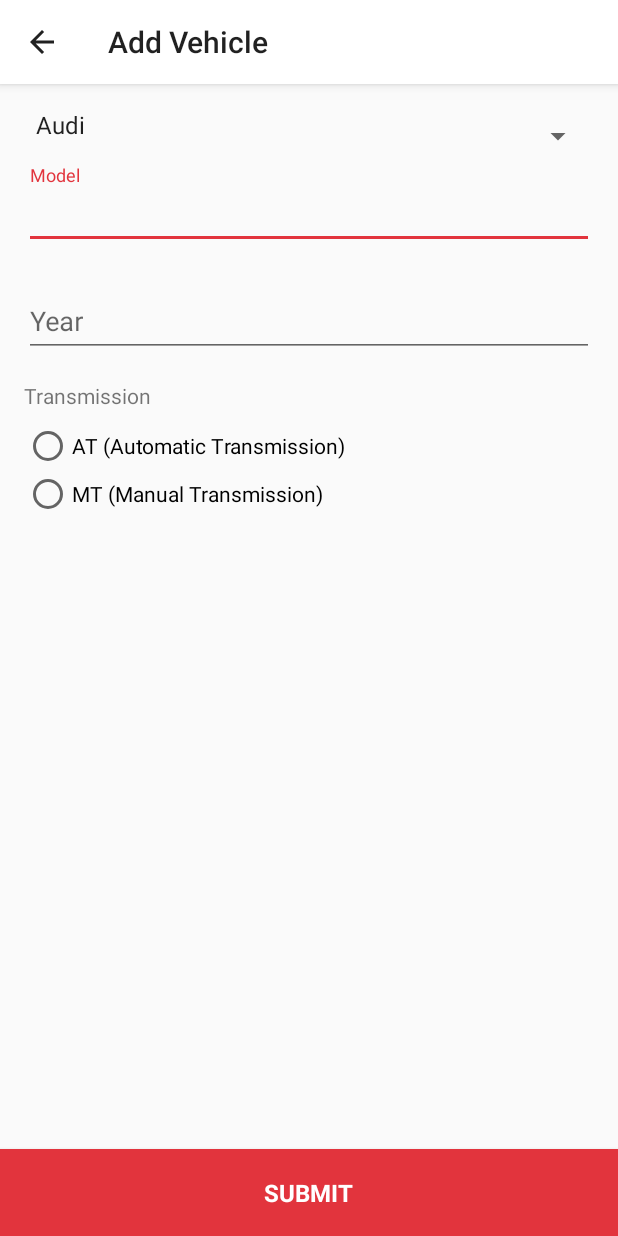
After one commit to michaelian12/AISAutoCare, an Android app: the AddVehicleActivity screen opened directly, with no data from a screen before it, on a phone screen of 412 x 824 dp. The commit adds this screen. Run offline under Robolectric (Android 15) with nearby library versions, the light colour scheme and no system bars.

Commit message:
Adding add vehicle activity

```diff
--- /dev/null
+++ b/app/src/main/java/com/aisautocare/aisautocare/activity/AddVehicleActivity.java
@@ -0,0 +1,71 @@
+package com.aisautocare.aisautocare.activity;
+
+import android.support.v7.app.AppCompatActivity;
+import android.os.Bundle;
+import android.support.v7.widget.Toolbar;
+import android.view.View;
+import android.widget.AdapterView;
+import android.widget.ArrayAdapter;
+import android.widget.Spinner;
+
+import com.aisautocare.aisautocare.R;
+
+import java.util.ArrayList;
+import java.util.List;
+
+public class AddVehicleActivity extends AppCompatActivity implements AdapterView.OnItemSelectedListener {
+
+    Toolbar toolbar;
+    Spinner spinner;
+
+    @Override
+    protected void onCreate(Bundle savedInstanceState) {
+        super.onCreate(savedInstanceState);
+        setContentView(R.layout.activity_add_vehicle);
+
+        /* Set Toolbar */
+        toolbar = (Toolbar) findViewById(R.id.toolbar);
+        setSupportActionBar(toolbar);
+        getSupportActionBar().setDisplayHomeAsUpEnabled(true);
+
+        /* Set Spinner */
+        spinner = (Spinner) findViewById(R.id.manufacturer_spinner);
+        spinner.setOnItemSelectedListener(this);
+        List<String> manufacturers = new ArrayList<String>();
+        manufacturers.add("Audi");
+        manufacturers.add("BMW");
+        manufacturers.add("Chevrolet");
+        manufacturers.add("Daihatsu");
+        manufacturers.add("Datsun");
+        manufacturers.add("Ford");
+        manufacturers.add("Honda");
+        manufacturers.add("Hyundai");
+        manufacturers.add("Isuzu");
+        manufacturers.add("KIA");
+        manufacturers.add("Mazda");
+        manufacturers.add("Mercedes-Benz");
+        manufacturers.add("Mitsubishi");
+        manufacturers.add("Nissan");
+        manufacturers.add("Peugeot");
+        manufacturers.add("Suzuki");
+        manufacturers.add("Toyota");
+        manufacturers.add("Volkswagen");
+        manufacturers.add("Other");
+
+        ArrayAdapter<String> adapter = new ArrayAdapter<String>(this, android.R.layout.simple_spinner_item, manufacturers);
+        adapter.setDropDownViewResource(android.R.layout.simple_spinner_item);
+        spinner.setAdapter(adapter);
+
+
+    }
+
+    @Override
+    public void onItemSelected(AdapterView<?> adapterView, View view, int i, long l) {
+
+    }
+
+    @Override
+    public void onNothingSelected(AdapterView<?> adapterView) {
+
+    }
+}
--- /dev/null
+++ b/app/src/main/res/layout/activity_add_vehicle.xml
@@ -0,0 +1,94 @@
+<?xml version="1.0" encoding="utf-8"?>
+<LinearLayout xmlns:android="http://schemas.android.com/apk/res/android"
+    xmlns:tools="http://schemas.android.com/tools"
+    android:id="@+id/activity_add_vehicle"
+    android:layout_width="match_parent"
+    android:layout_height="match_parent"
+    android:orientation="vertical"
+    tools:context="com.aisautocare.aisautocare.activity.AddVehicleActivity">
+
+    <include layout="@layout/toolbar" />
+
+    <LinearLayout
+        android:layout_width="match_parent"
+        android:padding="16dp"
+        android:layout_height="0dp"
+        android:layout_weight="1"
+        android:orientation="vertical">
+
+        <Spinner
+            android:id="@+id/manufacturer_spinner"
+            android:layout_width="fill_parent"
+            android:layout_height="wrap_content"
+            android:paddingBottom="16dp"/>
+
+        <android.support.design.widget.TextInputLayout
+            android:layout_width="match_parent"
+            android:layout_height="wrap_content"
+            android:paddingBottom="16dp">
+
+            <EditText
+                android:layout_width="match_parent"
+                android:layout_height="wrap_content"
+                android:hint="Model" />
+
+        </android.support.design.widget.TextInputLayout>
+
+        <android.support.design.widget.TextInputLayout
+            android:layout_width="match_parent"
+            android:layout_height="wrap_content"
+            android:paddingBottom="16dp">
+
+            <EditText
+                android:layout_width="match_parent"
+                android:layout_height="wrap_content"
+                android:hint="Year" />
+
+        </android.support.design.widget.TextInputLayout>
+
+        <TextView
+            android:layout_width="match_parent"
+            android:layout_height="wrap_content"
+            android:text="Transmission"
+            android:paddingBottom="8dp"/>
+
+        <RadioGroup
+            android:layout_width="match_parent"
+            android:layout_height="wrap_content"
+            android:orientation="vertical">
+
+            <RadioButton
+                android:layout_width="match_parent"
+                android:layout_height="wrap_content"
+                android:text="AT (Automatic Transmission)" />
+
+            <RadioButton
+                android:layout_width="match_parent"
+                android:layout_height="wrap_content"
+                android:text="MT (Manual Transmission)" />
+
+        </RadioGroup>
+
+    </LinearLayout>
+
+    <LinearLayout
+        android:layout_width="match_parent"
+        android:layout_height="wrap_content"
+        android:layout_alignParentBottom="true"
+        android:elevation="4dp"
+        android:background="#E2343D"
+        android:gravity="center"
+        android:orientation="horizontal">
+
+        <TextView
+            android:padding="18dp"
+            android:layout_width="wrap_content"
+            android:layout_height="wrap_content"
+            android:text="Submit"
+            android:textAllCaps="true"
+            android:textColor="@android:color/white"
+            android:textSize="16sp"
+            android:textStyle="bold" />
+    </LinearLayout>
+
+</LinearLayout>
--- a/app/src/main/res/layout/toolbar.xml
+++ b/app/src/main/res/layout/toolbar.xml
@@ -5,5 +5,6 @@
     android:layout_width="match_parent"
     android:layout_height="?attr/actionBarSize"
     android:background="?attr/colorPrimary"
+    android:elevation="4dp"
     android:theme="@style/ThemeOverlay.AppCompat.ActionBar"
     app:popupTheme="@style/ThemeOverlay.AppCompat.Light" />
```
Also changed, not shown: app/src/main/AndroidManifest.xml (+10 -0 lines), app/src/main/java/com/aisautocare/aisautocare/fragment/ServiceFragment.java (+11 -1 lines), app/src/main/java/com/aisautocare/aisautocare/fragment/VehicleFragment.java (+3 -4 lines), app/src/main/res/layout/activity_main.xml (+8 -1 lines), app/src/main/res/layout/card_service.xml (+8 -8 lines), app/src/main/res/layout/fragment_service.xml (+22 -4 lines), app/src/main/res/values/strings.xml (+4 -4 lines), app/src/main/res/drawable/ic_engine.png (added).
